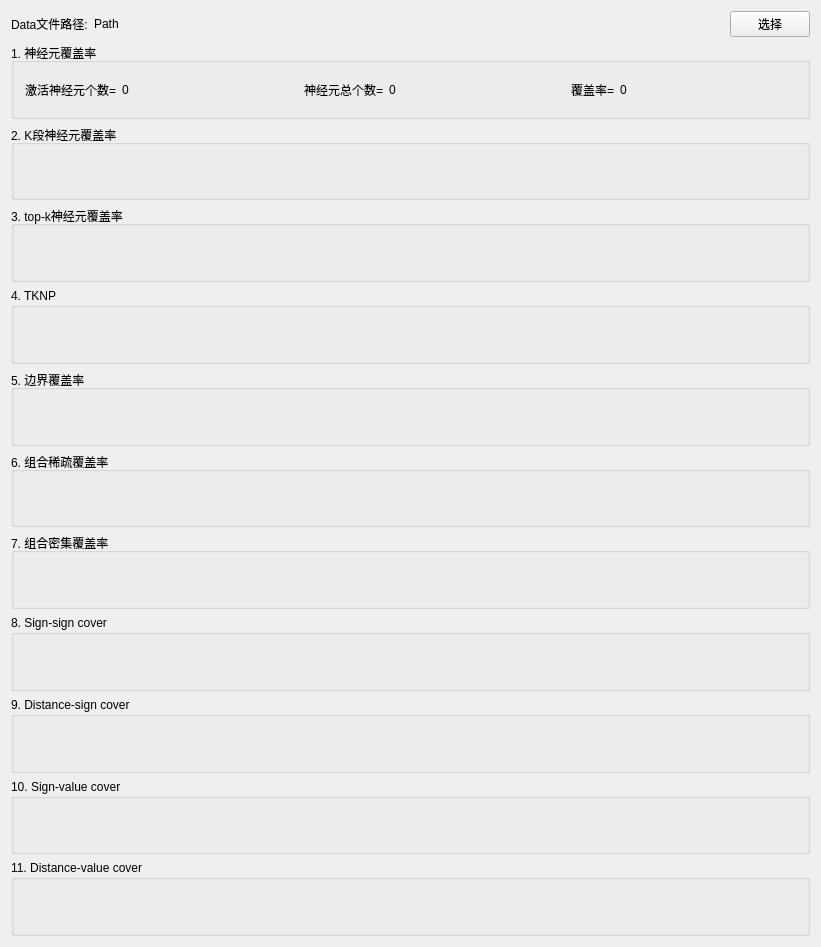
Old version of the form widget.ui in the repository thesola/shixun_2018_12.
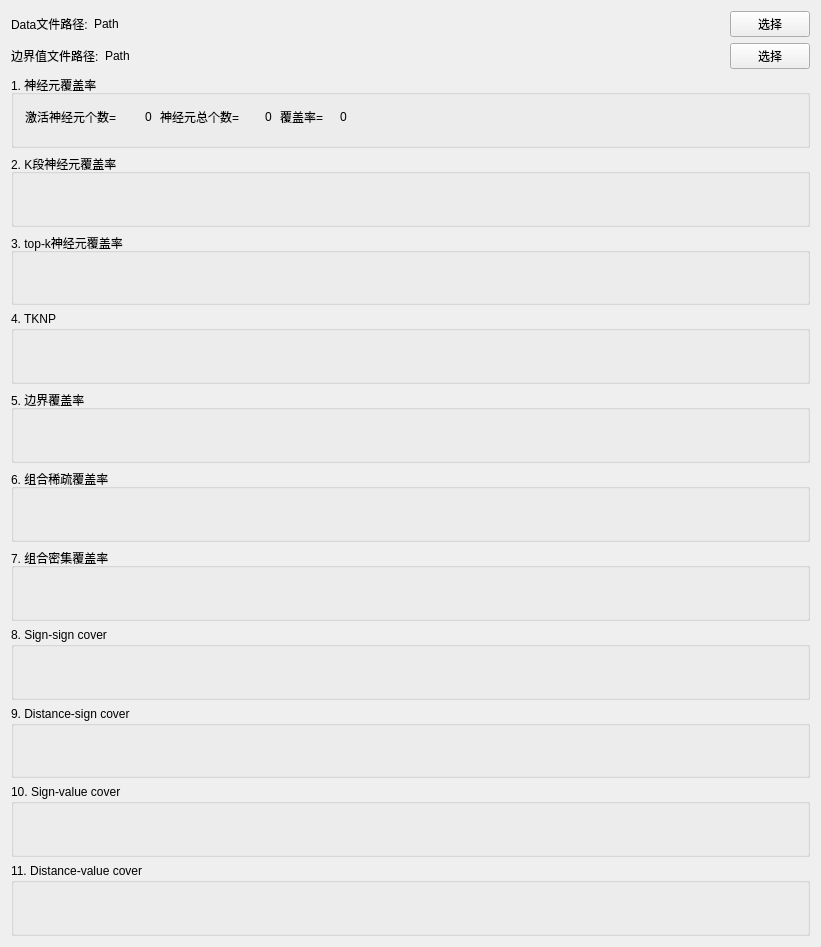
New version of the form.

Commit message: 读取边界值

```diff
--- a/widget.ui
+++ b/widget.ui
@@ -13,9 +13,11 @@
   <property name="windowTitle">
    <string>覆盖率计算</string>
   </property>
+  <layout class="QVBoxLayout" name="verticalLayout_2">
+   <item>
   <layout class="QVBoxLayout" name="verticalLayout">
    <item>
-    <layout class="QHBoxLayout" name="horizontalLayout">
+      <layout class="QHBoxLayout" name="horizontalLayout_2">
      <item>
       <widget class="QLabel" name="label">
        <property name="sizePolicy">
@@ -52,13 +54,58 @@
     </layout>
    </item>
    <item>
+      <layout class="QHBoxLayout" name="horizontalLayout">
+       <item>
+        <widget class="QLabel" name="label_5">
+         <property name="sizePolicy">
+          <sizepolicy hsizetype="Preferred" vsizetype="Minimum">
+           <horstretch>0</horstretch>
+           <verstretch>0</verstretch>
+          </sizepolicy>
+         </property>
+         <property name="text">
+          <string>边界值文件路径:</string>
+         </property>
+        </widget>
+       </item>
+       <item>
+        <widget class="QLabel" name="lb_BoundPath">
+         <property name="sizePolicy">
+          <sizepolicy hsizetype="Expanding" vsizetype="Minimum">
+           <horstretch>0</horstretch>
+           <verstretch>0</verstretch>
+          </sizepolicy>
+         </property>
+         <property name="text">
+          <string>Path</string>
+         </property>
+        </widget>
+       </item>
+       <item>
+        <widget class="QPushButton" name="pb_BoundPath">
+         <property name="text">
+          <string>选择</string>
+         </property>
+        </widget>
+       </item>
+      </layout>
+     </item>
+    </layout>
+   </item>
+   <item>
     <widget class="QGroupBox" name="groupBox">
      <property name="title">
       <string>1. 神经元覆盖率</string>
      </property>
-     <layout class="QHBoxLayout" name="horizontalLayout_2">
-      <item>
        <widget class="QLabel" name="label_3">
+      <property name="geometry">
+       <rect>
+        <x>14</x>
+        <y>34</y>
+        <width>113</width>
+        <height>16</height>
+       </rect>
+      </property>
         <property name="sizePolicy">
          <sizepolicy hsizetype="Fixed" vsizetype="Preferred">
           <horstretch>0</horstretch>
@@ -69,16 +116,28 @@
          <string>激活神经元个数=</string>
         </property>
        </widget>
-      </item>
-      <item>
        <widget class="QLabel" name="lb_cal1_active">
+      <property name="geometry">
+       <rect>
+        <x>134</x>
+        <y>34</y>
+        <width>16</width>
+        <height>16</height>
+       </rect>
+      </property>
         <property name="text">
          <string>0</string>
         </property>
        </widget>
-      </item>
-      <item>
        <widget class="QLabel" name="label_4">
+      <property name="geometry">
+       <rect>
+        <x>149</x>
+        <y>34</y>
+        <width>98</width>
+        <height>16</height>
+       </rect>
+      </property>
         <property name="sizePolicy">
          <sizepolicy hsizetype="Fixed" vsizetype="Preferred">
           <horstretch>0</horstretch>
@@ -89,16 +148,28 @@
          <string>神经元总个数=</string>
         </property>
        </widget>
-      </item>
-      <item>
        <widget class="QLabel" name="lb_cal1_n">
+      <property name="geometry">
+       <rect>
+        <x>254</x>
+        <y>34</y>
+        <width>16</width>
+        <height>16</height>
+       </rect>
+      </property>
         <property name="text">
          <string>0</string>
         </property>
        </widget>
-      </item>
-      <item>
        <widget class="QLabel" name="label_2">
+      <property name="geometry">
+       <rect>
+        <x>269</x>
+        <y>34</y>
+        <width>53</width>
+        <height>16</height>
+       </rect>
+      </property>
         <property name="sizePolicy">
          <sizepolicy hsizetype="Fixed" vsizetype="Preferred">
           <horstretch>0</horstretch>
@@ -109,9 +180,15 @@
          <string>覆盖率=</string>
         </property>
        </widget>
-      </item>
-      <item>
        <widget class="QLabel" name="lb_cal1_rate">
+      <property name="geometry">
+       <rect>
+        <x>329</x>
+        <y>34</y>
+        <width>16</width>
+        <height>16</height>
+       </rect>
+      </property>
         <property name="text">
          <string>0</string>
         </property>
@@ -119,8 +196,6 @@
          <set>Qt::AlignLeading|Qt::AlignLeft|Qt::AlignVCenter</set>
         </property>
        </widget>
-      </item>
-     </layout>
     </widget>
    </item>
    <item>
```
Lines whose indentation alone changed are shown as unchanged. The commit also changes 2 other files.
